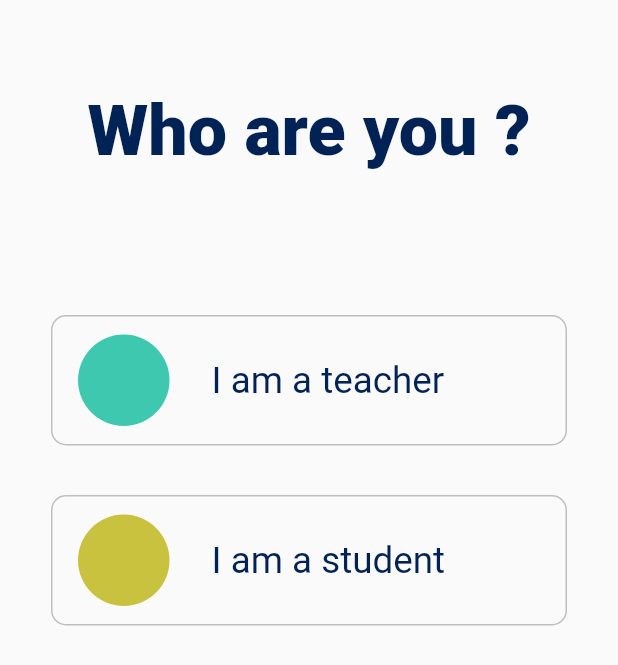
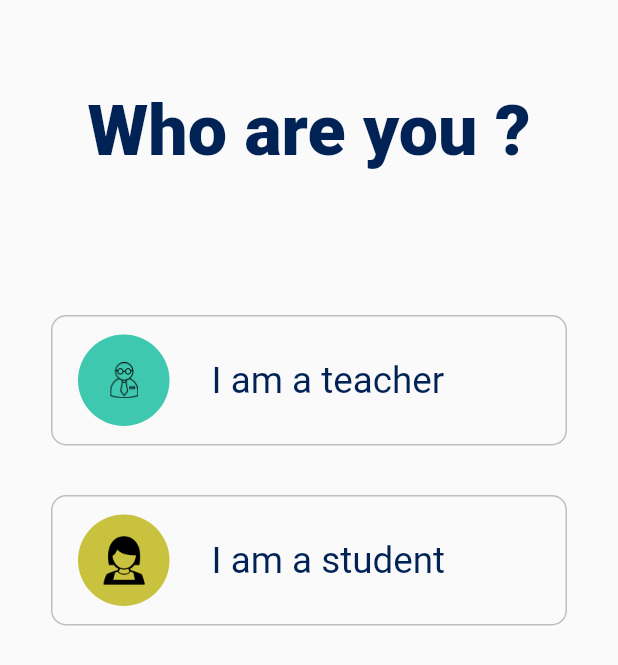
Before and after one commit to twiggy20/mobile-app, a Flutter app: the screen it shows after launch, on a phone screen of 412 x 824 dp. Shown: the top 665 px of the screen. Run offline on Flutter 3.47's test engine with Material 2 defaults, Android fonts, the phone set to English and light mode, and no system bars; our stand-ins replace cloud_firestore, firebase_auth, firebase_core, fluttertoast, get_it; accounts and stored records are empty.

Commit message:
unsteady change

```diff
--- a/lib/Pages/Authenticate/Identity.dart
+++ b/lib/Pages/Authenticate/Identity.dart
@@ -57,7 +57,7 @@ class _identityState extends State<identity> {
                                   shape: BoxShape.circle,
                                 ),
                                 child: Center(
-                                //  child: ImageIcon(AssetImage("Assets/teacher.png"), color: Colors.black,),
+                                  child: ImageIcon(AssetImage("Assets/teacher.png"), color: Colors.black,),
                                 ),
                               ),
                               SizedBox(width:28),
@@ -100,7 +100,7 @@ class _identityState extends State<identity> {
                                   color: Color(0xFFC8C23E),
                                 ),
                                 child: Center(
-                                 // child: Image.asset("assets/icons/student_icon.png",width: 28.86,height: 37,fit: BoxFit.contain,),
+                                  child: Image.asset("Assets/School_girl.png",width: 28.86,height: 37,fit: BoxFit.contain,),
                                 ),
                               ),
                               SizedBox(width:28),
--- a/pubspec.yaml
+++ b/pubspec.yaml
@@ -56,8 +56,8 @@ flutter:
   # To add assets to your application, add an assets section, like this:
   assets:
     - Assets/Add_new.png
-   #  - Assets/student_icon.png
-    -  Assets/school girl.png
+    - Assets/teacher.png
+    - Assets/School_girl.png
    # - images/a_dot_ham.jpeg
 
   # An image asset can refer to one or more resolution-specific "variants", see
```
Also changed, not shown: Assets/School_girl.png (renamed from Assets/School girl.png).
